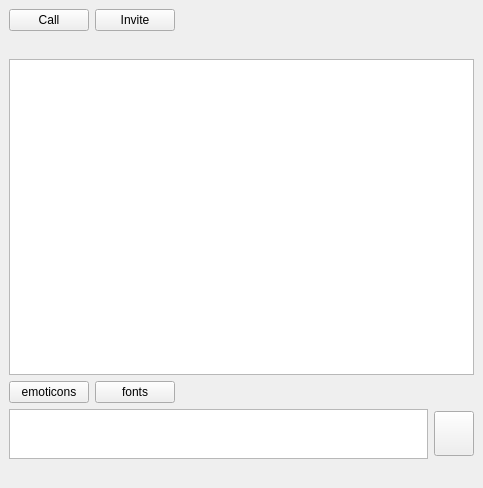
Before: the Qt Designer form wengophone/src/presentation/qt/chat/ChatRoomWidget.ui in tkrotoff/WengoPhone, drawn with Qt 5.
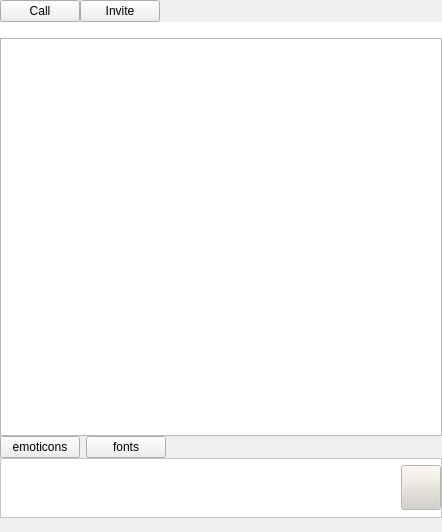
After: the same form once the commit is applied. Icons and pictures are not drawn.

Commit message: More work on the chat window

```diff
--- a/wengophone/src/presentation/qt/chat/ChatRoomWidget.ui
+++ b/wengophone/src/presentation/qt/chat/ChatRoomWidget.ui
@@ -8,8 +8,8 @@
    <rect>
     <x>0</x>
     <y>0</y>
-    <width>483</width>
-    <height>488</height>
+    <width>442</width>
+    <height>532</height>
    </rect>
   </property>
   <property name="windowTitle" >
@@ -17,15 +17,345 @@
   </property>
   <layout class="QGridLayout" >
    <property name="margin" >
-    <number>9</number>
+    <number>0</number>
    </property>
    <property name="spacing" >
-    <number>6</number>
+    <number>0</number>
    </property>
-   <item row="2" column="0" colspan="2" >
+   <item row="4" column="0" >
+    <widget class="QFrame" name="frame" >
+     <property name="maximumSize" >
+      <size>
+       <width>16777215</width>
+       <height>60</height>
+      </size>
+     </property>
+     <property name="palette" >
+      <palette>
+       <active>
+        <color>
+         <red>0</red>
+         <green>0</green>
+         <blue>0</blue>
+        </color>
+        <color>
+         <red>212</red>
+         <green>208</green>
+         <blue>200</blue>
+        </color>
+        <color>
+         <red>255</red>
+         <green>255</green>
+         <blue>255</blue>
+        </color>
+        <color>
+         <red>234</red>
+         <green>229</green>
+         <blue>220</blue>
+        </color>
+        <color>
+         <red>128</red>
+         <green>128</green>
+         <blue>128</blue>
+        </color>
+        <color>
+         <red>141</red>
+         <green>139</green>
+         <blue>133</blue>
+        </color>
+        <color>
+         <red>0</red>
+         <green>0</green>
+         <blue>0</blue>
+        </color>
+        <color>
+         <red>255</red>
+         <green>255</green>
+         <blue>255</blue>
+        </color>
+        <color>
+         <red>0</red>
+         <green>0</green>
+         <blue>0</blue>
+        </color>
+        <color>
+         <red>255</red>
+         <green>255</green>
+         <blue>255</blue>
+        </color>
+        <color>
+         <red>255</red>
+         <green>255</green>
+         <blue>255</blue>
+        </color>
+        <color>
+         <red>64</red>
+         <green>64</green>
+         <blue>64</blue>
+        </color>
+        <color>
+         <red>10</red>
+         <green>36</green>
+         <blue>106</blue>
+        </color>
+        <color>
+         <red>255</red>
+         <green>255</green>
+         <blue>255</blue>
+        </color>
+        <color>
+         <red>0</red>
+         <green>0</green>
+         <blue>255</blue>
+        </color>
+        <color>
+         <red>255</red>
+         <green>0</green>
+         <blue>255</blue>
+        </color>
+        <color>
+         <red>232</red>
+         <green>232</green>
+         <blue>232</blue>
+        </color>
+       </active>
+       <inactive>
+        <color>
+         <red>0</red>
+         <green>0</green>
+         <blue>0</blue>
+        </color>
+        <color>
+         <red>212</red>
+         <green>208</green>
+         <blue>200</blue>
+        </color>
+        <color>
+         <red>255</red>
+         <green>255</green>
+         <blue>255</blue>
+        </color>
+        <color>
+         <red>234</red>
+         <green>229</green>
+         <blue>220</blue>
+        </color>
+        <color>
+         <red>128</red>
+         <green>128</green>
+         <blue>128</blue>
+        </color>
+        <color>
+         <red>141</red>
+         <green>139</green>
+         <blue>133</blue>
+        </color>
+        <color>
+         <red>0</red>
+         <green>0</green>
+         <blue>0</blue>
+        </color>
+        <color>
+         <red>255</red>
+         <green>255</green>
+         <blue>255</blue>
+        </color>
+        <color>
+         <red>0</red>
+         <green>0</green>
+         <blue>0</blue>
+        </color>
+        <color>
+         <red>255</red>
+         <green>255</green>
+         <blue>255</blue>
+        </color>
+        <color>
+         <red>255</red>
+         <green>255</green>
+         <blue>255</blue>
+        </color>
+        <color>
+         <red>64</red>
+         <green>64</green>
+         <blue>64</blue>
+        </color>
+        <color>
+         <red>212</red>
+         <green>208</green>
+         <blue>200</blue>
+        </color>
+        <color>
+         <red>0</red>
+         <green>0</green>
+         <blue>0</blue>
+        </color>
+        <color>
+         <red>0</red>
+         <green>0</green>
+         <blue>255</blue>
+        </color>
+        <color>
+         <red>255</red>
+         <green>0</green>
+         <blue>255</blue>
+        </color>
+        <color>
+         <red>232</red>
+         <green>232</green>
+         <blue>232</blue>
+        </color>
+       </inactive>
+       <disabled>
+        <color>
+         <red>106</red>
+         <green>104</green>
+         <blue>100</blue>
+        </color>
+        <color>
+         <red>212</red>
+         <green>208</green>
+         <blue>200</blue>
+        </color>
+        <color>
+         <red>255</red>
+         <green>255</green>
+         <blue>255</blue>
+        </color>
+        <color>
+         <red>233</red>
+         <green>231</green>
+         <blue>227</blue>
+        </color>
+        <color>
+         <red>128</red>
+         <green>128</green>
+         <blue>128</blue>
+        </color>
+        <color>
+         <red>141</red>
+         <green>139</green>
+         <blue>133</blue>
+        </color>
+        <color>
+         <red>106</red>
+         <green>104</green>
+         <blue>100</blue>
+        </color>
+        <color>
+         <red>255</red>
+         <green>255</green>
+         <blue>255</blue>
+        </color>
+        <color>
+         <red>106</red>
+         <green>104</green>
+         <blue>100</blue>
+        </color>
+        <color>
+         <red>255</red>
+         <green>255</green>
+         <blue>255</blue>
+        </color>
+        <color>
+         <red>255</red>
+         <green>255</green>
+         <blue>255</blue>
+        </color>
+        <color>
+         <red>0</red>
+         <green>0</green>
+         <blue>0</blue>
+        </color>
+        <color>
+         <red>10</red>
+         <green>36</green>
+         <blue>106</blue>
+        </color>
+        <color>
+         <red>255</red>
+         <green>255</green>
+         <blue>255</blue>
+        </color>
+        <color>
+         <red>0</red>
+         <green>0</green>
+         <blue>255</blue>
+        </color>
+        <color>
+         <red>255</red>
+         <green>0</green>
+         <blue>255</blue>
+        </color>
+        <color>
+         <red>232</red>
+         <green>232</green>
+         <blue>232</blue>
+        </color>
+       </disabled>
+      </palette>
+     </property>
+     <property name="autoFillBackground" >
+      <bool>true</bool>
+     </property>
+     <property name="frameShape" >
+      <enum>QFrame::StyledPanel</enum>
+     </property>
+     <property name="frameShadow" >
+      <enum>QFrame::Raised</enum>
+     </property>
+     <layout class="QGridLayout" >
+      <property name="margin" >
+       <number>0</number>
+      </property>
+      <property name="spacing" >
+       <number>0</number>
+      </property>
+      <item row="0" column="1" >
+       <widget class="QPushButton" name="sendButton" >
+        <property name="minimumSize" >
+         <size>
+          <width>0</width>
+          <height>45</height>
+         </size>
+        </property>
+        <property name="text" >
+         <string/>
+        </property>
+        <property name="icon" >
+         <iconset resource="../wengophone.qrc" >:/pics/chat_send_message.png</iconset>
+        </property>
+        <property name="flat" >
+         <bool>false</bool>
+        </property>
+       </widget>
+      </item>
+      <item row="0" column="0" >
+       <widget class="QTextEdit" name="chatEdit" >
+        <property name="maximumSize" >
+         <size>
+          <width>16777215</width>
+          <height>50</height>
+         </size>
+        </property>
+        <property name="frameShape" >
+         <enum>QFrame::NoFrame</enum>
+        </property>
+        <property name="frameShadow" >
+         <enum>QFrame::Plain</enum>
+        </property>
+        <property name="html" >
+         <string>&lt;html>&lt;head>&lt;meta name="qrichtext" content="1" />&lt;/head>&lt;body style=" white-space: pre-wrap; font-family:MS Shell Dlg; font-size:8.25pt; font-weight:400; font-style:normal; text-decoration:none;">&lt;p style="-qt-paragraph-type:empty; margin-top:0px; margin-bottom:0px; margin-left:0px; margin-right:0px; -qt-block-indent:0; text-indent:0px; font-size:8pt;">&lt;/p>&lt;/body>&lt;/html></string>
+        </property>
+       </widget>
+      </item>
+     </layout>
+    </widget>
+   </item>
+   <item row="2" column="0" >
     <widget class="QTextBrowser" name="chatHistory" />
    </item>
-   <item row="1" column="0" colspan="2" >
+   <item row="1" column="0" >
     <widget class="QFrame" name="contactListFrame" >
      <property name="minimumSize" >
       <size>
@@ -298,6 +628,9 @@
        </disabled>
       </palette>
      </property>
+     <property name="autoFillBackground" >
+      <bool>true</bool>
+     </property>
      <property name="frameShape" >
       <enum>QFrame::NoFrame</enum>
      </property>
@@ -313,13 +646,13 @@
      </property>
     </widget>
    </item>
-   <item row="0" column="0" colspan="2" >
+   <item row="0" column="0" >
     <layout class="QHBoxLayout" >
      <property name="margin" >
       <number>0</number>
      </property>
      <property name="spacing" >
-      <number>6</number>
+      <number>0</number>
      </property>
      <item>
       <widget class="QPushButton" name="callButton" >
@@ -353,7 +686,7 @@
      </item>
     </layout>
    </item>
-   <item row="3" column="0" colspan="2" >
+   <item row="3" column="0" >
     <layout class="QHBoxLayout" >
      <property name="margin" >
       <number>0</number>
@@ -390,38 +723,6 @@
      </item>
     </layout>
    </item>
-   <item row="4" column="0" >
-    <widget class="QTextEdit" name="chatEdit" >
-     <property name="maximumSize" >
-      <size>
-       <width>16777215</width>
-       <height>50</height>
-      </size>
-     </property>
-     <property name="html" >
-      <string>&lt;html>&lt;head>&lt;meta name="qrichtext" content="1" />&lt;/head>&lt;body style=" white-space: pre-wrap; font-family:MS Shell Dlg; font-size:8.25pt; font-weight:400; font-style:normal; text-decoration:none;">&lt;p style="-qt-paragraph-type:empty; margin-top:0px; margin-bottom:0px; margin-left:0px; margin-right:0px; -qt-block-indent:0; text-indent:0px; font-size:8pt;">&lt;/p>&lt;/body>&lt;/html></string>
-     </property>
-    </widget>
-   </item>
-   <item row="4" column="1" >
-    <widget class="QPushButton" name="sendButton" >
-     <property name="minimumSize" >
-      <size>
-       <width>0</width>
-       <height>45</height>
-      </size>
-     </property>
-     <property name="text" >
-      <string/>
-     </property>
-     <property name="icon" >
-      <iconset resource="../wengophone.qrc" >:/pics/chat_send_message.png</iconset>
-     </property>
-     <property name="flat" >
-      <bool>false</bool>
-     </property>
-    </widget>
-   </item>
   </layout>
  </widget>
  <pixmapfunction></pixmapfunction>
```
The commit also changes 6 other files.
